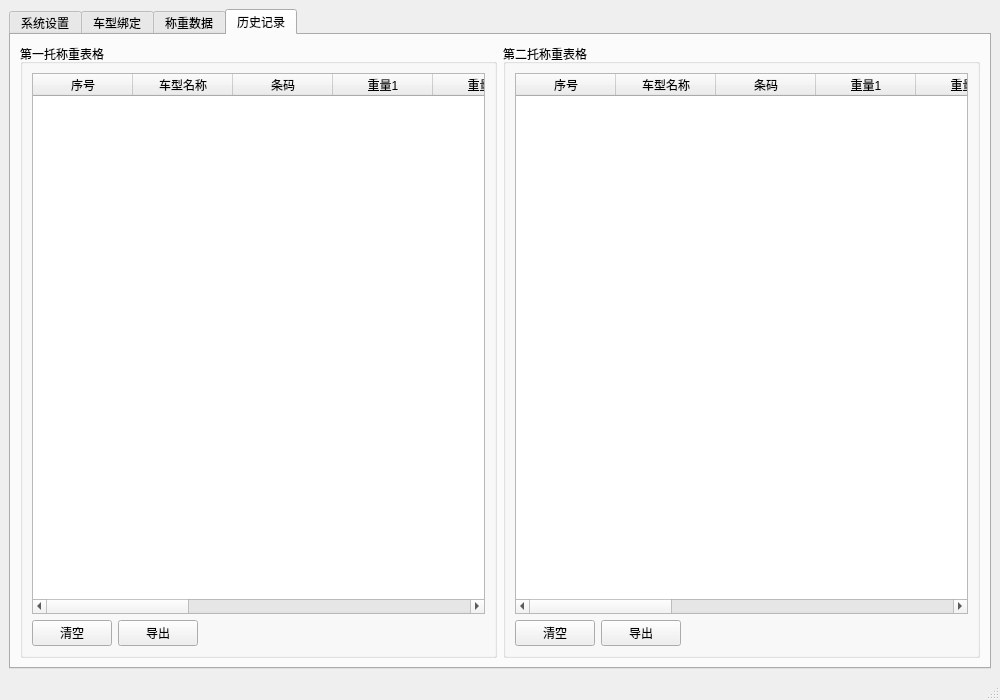
First picture: the form in mainwindow.ui, repository xiaoluoDD/Weight-Comparison, before the edit.
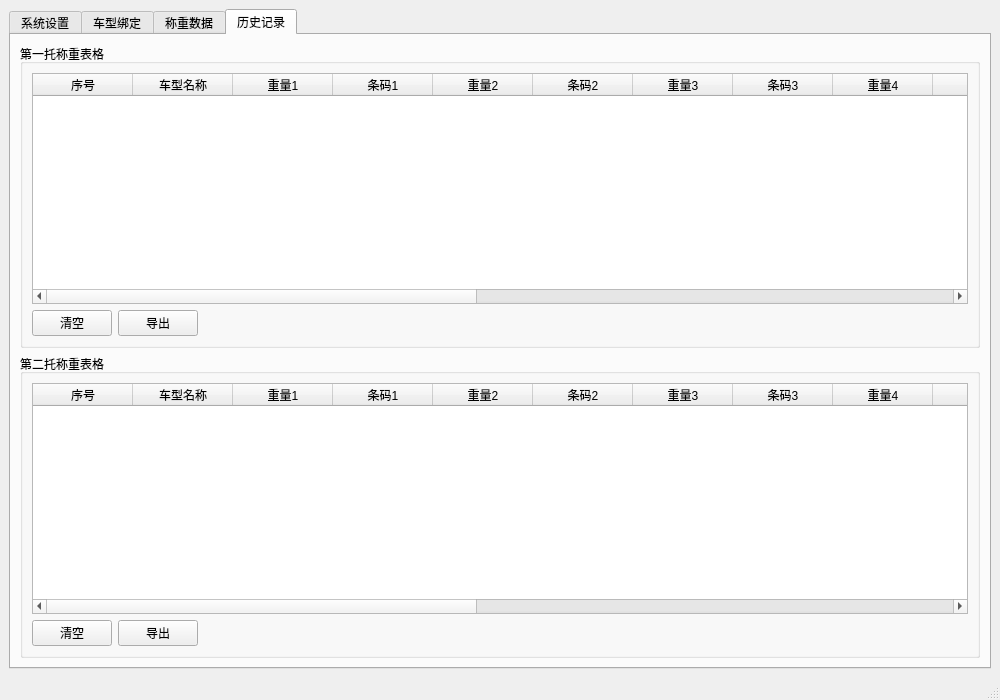
Second picture: the form after the edit. The open tabs and pages were chosen to show the change.

```diff
--- a/mainwindow.ui
+++ b/mainwindow.ui
@@ -523,7 +523,7 @@
        <attribute name="title">
         <string>历史记录</string>
        </attribute>
-       <layout class="QHBoxLayout" name="horizontalLayout_history">
+       <layout class="QVBoxLayout" name="verticalLayout_history">
         <item>
          <widget class="QGroupBox" name="historyLeftGroup">
           <property name="title">
@@ -542,51 +542,86 @@
                <string>车型名称</string>
               </property>
              </column>
-             <column>
-              <property name="text">
-               <string>条码</string>
-              </property>
-             </column>
              <column>
               <property name="text">
                <string>重量1</string>
               </property>
              </column>
+             <column>
+              <property name="text">
+               <string>条码1</string>
+              </property>
+             </column>
              <column>
               <property name="text">
                <string>重量2</string>
               </property>
              </column>
+             <column>
+              <property name="text">
+               <string>条码2</string>
+              </property>
+             </column>
              <column>
               <property name="text">
                <string>重量3</string>
               </property>
              </column>
+             <column>
+              <property name="text">
+               <string>条码3</string>
+              </property>
+             </column>
              <column>
               <property name="text">
                <string>重量4</string>
               </property>
              </column>
+             <column>
+              <property name="text">
+               <string>条码4</string>
+              </property>
+             </column>
              <column>
               <property name="text">
                <string>重量5</string>
               </property>
              </column>
+             <column>
+              <property name="text">
+               <string>条码5</string>
+              </property>
+             </column>
              <column>
               <property name="text">
                <string>重量6</string>
               </property>
              </column>
+             <column>
+              <property name="text">
+               <string>条码6</string>
+              </property>
+             </column>
              <column>
               <property name="text">
                <string>重量7</string>
               </property>
              </column>
+             <column>
+              <property name="text">
+               <string>条码7</string>
+              </property>
+             </column>
              <column>
               <property name="text">
                <string>重量8</string>
               </property>
              </column>
+             <column>
+              <property name="text">
+               <string>条码8</string>
+              </property>
+             </column>
              <column>
               <property name="text">
                <string>时间</string>
@@ -652,51 +687,86 @@
                <string>车型名称</string>
               </property>
              </column>
-             <column>
-              <property name="text">
-               <string>条码</string>
-              </property>
-             </column>
              <column>
               <property name="text">
                <string>重量1</string>
               </property>
              </column>
+             <column>
+              <property name="text">
+               <string>条码1</string>
+              </property>
+             </column>
              <column>
               <property name="text">
                <string>重量2</string>
               </property>
              </column>
+             <column>
+              <property name="text">
+               <string>条码2</string>
+              </property>
+             </column>
              <column>
               <property name="text">
                <string>重量3</string>
               </property>
              </column>
+             <column>
+              <property name="text">
+               <string>条码3</string>
+              </property>
+             </column>
              <column>
               <property name="text">
                <string>重量4</string>
               </property>
              </column>
+             <column>
+              <property name="text">
+               <string>条码4</string>
+              </property>
+             </column>
              <column>
               <property name="text">
                <string>重量5</string>
               </property>
              </column>
+             <column>
+              <property name="text">
+               <string>条码5</string>
+              </property>
+             </column>
              <column>
               <property name="text">
                <string>重量6</string>
               </property>
              </column>
+             <column>
+              <property name="text">
+               <string>条码6</string>
+              </property>
+             </column>
              <column>
               <property name="text">
                <string>重量7</string>
               </property>
              </column>
+             <column>
+              <property name="text">
+               <string>条码7</string>
+              </property>
+             </column>
              <column>
               <property name="text">
                <string>重量8</string>
               </property>
              </column>
+             <column>
+              <property name="text">
+               <string>条码8</string>
+              </property>
+             </column>
              <column>
               <property name="text">
                <string>时间</string>
```
